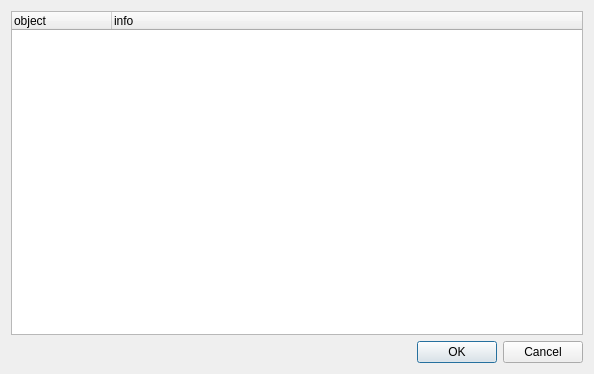
The window that src/libengrid/guibrlcadimportdialogue.ui (enGits/engrid) describes before a commit, drawn with Qt 5.
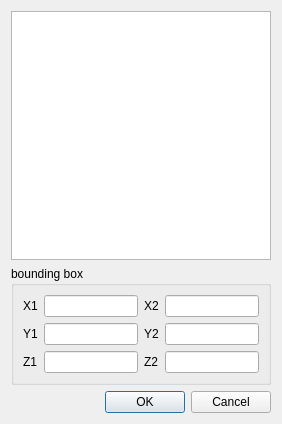
The same window after the commit.

```diff
--- a/src/libengrid/guibrlcadimportdialogue.ui
+++ b/src/libengrid/guibrlcadimportdialogue.ui
@@ -6,29 +6,90 @@
    <rect>
     <x>0</x>
     <y>0</y>
-    <width>594</width>
-    <height>374</height>
+    <width>282</width>
+    <height>424</height>
    </rect>
   </property>
   <property name="windowTitle">
    <string>Dialog</string>
   </property>
-  <layout class="QVBoxLayout" name="verticalLayout">
+  <layout class="QVBoxLayout" name="verticalLayout_2">
    <item>
-    <widget class="QTreeWidget" name="treeWidget">
-     <property name="selectionMode">
-      <enum>QAbstractItemView::SingleSelection</enum>
+    <widget class="QListWidget" name="listWidget"/>
+   </item>
+   <item>
+    <widget class="QGroupBox" name="groupBox">
+     <property name="title">
+      <string>bounding box</string>
      </property>
-     <column>
-      <property name="text">
-       <string>object</string>
-      </property>
-     </column>
-     <column>
-      <property name="text">
-       <string>info</string>
-      </property>
-     </column>
+     <layout class="QVBoxLayout" name="verticalLayout">
+      <item>
+       <layout class="QGridLayout" name="gridLayout">
+        <item row="0" column="2">
+         <widget class="QLabel" name="label_3">
+          <property name="text">
+           <string>X2</string>
+          </property>
+         </widget>
+        </item>
+        <item row="1" column="0">
+         <widget class="QLabel" name="label">
+          <property name="text">
+           <string>Y1</string>
+          </property>
+         </widget>
+        </item>
+        <item row="0" column="3">
+         <widget class="QLineEdit" name="lineEditX2"/>
+        </item>
+        <item row="0" column="0">
+         <widget class="QLabel" name="label_2">
+          <property name="text">
+           <string>X1</string>
+          </property>
+         </widget>
+        </item>
+        <item row="0" column="1">
+         <widget class="QLineEdit" name="lineEditX1"/>
+        </item>
+        <item row="2" column="0">
+         <widget class="QLabel" name="label_4">
+          <property name="text">
+           <string>Z1</string>
+          </property>
+         </widget>
+        </item>
+        <item row="1" column="2">
+         <widget class="QLabel" name="label_5">
+          <property name="text">
+           <string>Y2</string>
+          </property>
+         </widget>
+        </item>
+        <item row="2" column="2">
+         <widget class="QLabel" name="label_6">
+          <property name="text">
+           <string>Z2</string>
+          </property>
+         </widget>
+        </item>
+        <item row="1" column="1">
+         <widget class="QLineEdit" name="lineEditY1"/>
+        </item>
+        <item row="2" column="1">
+         <widget class="QLineEdit" name="lineEditZ1"/>
+        </item>
+        <item row="1" column="3">
+         <widget class="QLineEdit" name="lineEditY2"/>
+        </item>
+        <item row="2" column="3">
+         <widget class="QLineEdit" name="lineEditZ2"/>
+        </item>
+       </layout>
+      </item>
+     </layout>
+     <zorder>lineEditX2</zorder>
+     <zorder>gridLayoutWidget</zorder>
     </widget>
    </item>
    <item>
```
